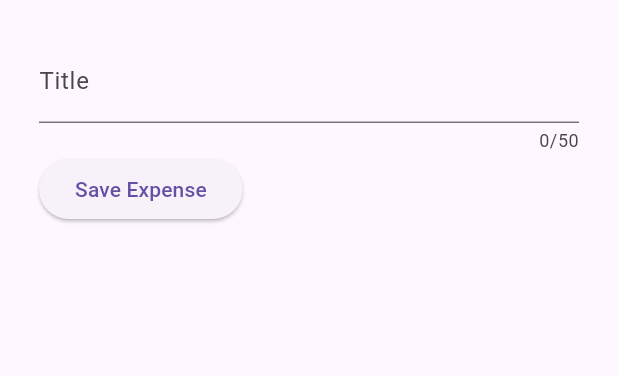
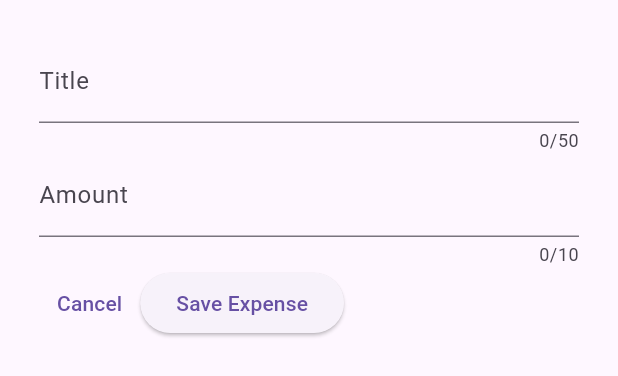
Before and after one commit to AlbertoJTD/Spendox, a Flutter app: the NewExpense widget shown alone on an empty page, opened directly, after a tap on "Save Expense", on a phone screen of 412 x 824 dp. Shown: the top 376 px of the screen. Run offline on Flutter 3.47's test engine with Material 3 defaults, Android fonts, the light colour scheme and no system bars.

Commit message:
Add input for amount

```diff
--- a/lib/widgets/expenses/new_expense.dart
+++ b/lib/widgets/expenses/new_expense.dart
@@ -12,6 +12,7 @@ class NewExpense extends StatefulWidget {
 class _NewExpenseState extends State<NewExpense> {
   // var _enteredTitle = '';
   final _titleController = TextEditingController();
+  final _amountController = TextEditingController();
 
   // void _saveTitleInput(String inputValue) {
   //   _enteredTitle = inputValue;
@@ -19,6 +20,7 @@ class _NewExpenseState extends State<NewExpense> {
   @override
   void dispose() {
     _titleController.dispose();
+    _amountController.dispose();
     super.dispose();
   }
 
@@ -37,11 +39,29 @@ class _NewExpenseState extends State<NewExpense> {
             ),
           ),
 
+          TextField(
+            controller: _amountController,
+            maxLength: 10,
+            keyboardType: TextInputType.number,
+            decoration: InputDecoration(
+              label: Text('Amount'),
+              prefixText: '\$',
+            ),
+          ),
+
           Row(
             children: [
+              TextButton(
+                onPressed: () {
+                  print('Cancelling expense');
+                },
+                child: const Text('Cancel')
+              ),
+
               ElevatedButton(
                 onPressed: () {
                   print(_titleController.text);
+                  print(_amountController.text);
                 },
                 child: const Text('Save Expense')
               ),
```
